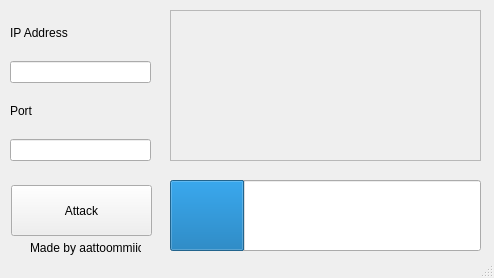
Above: main.ui from ATOMIC09/DerDoS before the change. Below: the same form after it.
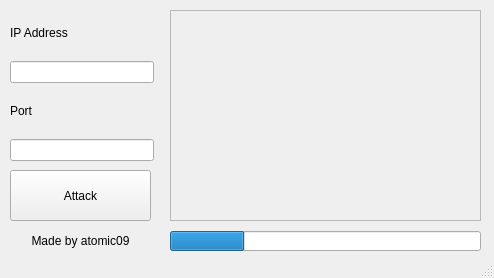
That is the form after the change. Icons and pictures are not drawn.

Diff of the .ui file:
```diff
--- a/main.ui
+++ b/main.ui
@@ -30,7 +30,13 @@
   </property>
   <property name="windowIcon">
    <iconset>
-    <normaloff>asset/DDoS_LOGO.png</normaloff>asset/DDoS_LOGO.png</iconset>
+    <normaloff>exe_generate/asset/DDoS_LOGO.ico</normaloff>exe_generate/asset/DDoS_LOGO.ico</iconset>
+  </property>
+  <property name="layoutDirection">
+   <enum>Qt::LeftToRight</enum>
+  </property>
+  <property name="tabShape">
+   <enum>QTabWidget::Rounded</enum>
   </property>
   <widget class="QWidget" name="centralwidget">
    <widget class="QPlainTextEdit" name="plainTextEdit">
@@ -42,15 +48,15 @@
       <x>170</x>
       <y>10</y>
       <width>311</width>
-      <height>151</height>
+      <height>211</height>
      </rect>
     </property>
    </widget>
    <widget class="QPushButton" name="attack">
     <property name="geometry">
      <rect>
-      <x>11</x>
-      <y>185</y>
+      <x>10</x>
+      <y>170</y>
       <width>141</width>
       <height>51</height>
      </rect>
@@ -62,26 +68,29 @@
    <widget class="QLabel" name="label">
     <property name="geometry">
      <rect>
-      <x>30</x>
-      <y>240</y>
-      <width>111</width>
-      <height>16</height>
+      <x>10</x>
+      <y>230</y>
+      <width>141</width>
+      <height>21</height>
      </rect>
     </property>
     <property name="styleSheet">
      <string notr="true">font: 8pt &quot;Microsoft Sans Serif&quot;;</string>
     </property>
     <property name="text">
-     <string>Made by aattoommiicc</string>
+     <string>Made by atomic09</string>
+    </property>
+    <property name="alignment">
+     <set>Qt::AlignCenter</set>
     </property>
    </widget>
    <widget class="QProgressBar" name="progressBar">
     <property name="geometry">
      <rect>
       <x>170</x>
-      <y>180</y>
+      <y>231</y>
       <width>311</width>
-      <height>71</height>
+      <height>20</height>
      </rect>
     </property>
     <property name="value">
@@ -91,12 +100,12 @@
      <bool>false</bool>
     </property>
    </widget>
-   <widget class="QWidget" name="">
+   <widget class="QWidget" name="layoutWidget">
     <property name="geometry">
      <rect>
       <x>10</x>
       <y>10</y>
-      <width>141</width>
+      <width>144</width>
       <height>151</height>
      </rect>
     </property>
```
Left out of the diff: 8 changed lines with no effect on the pictures.
